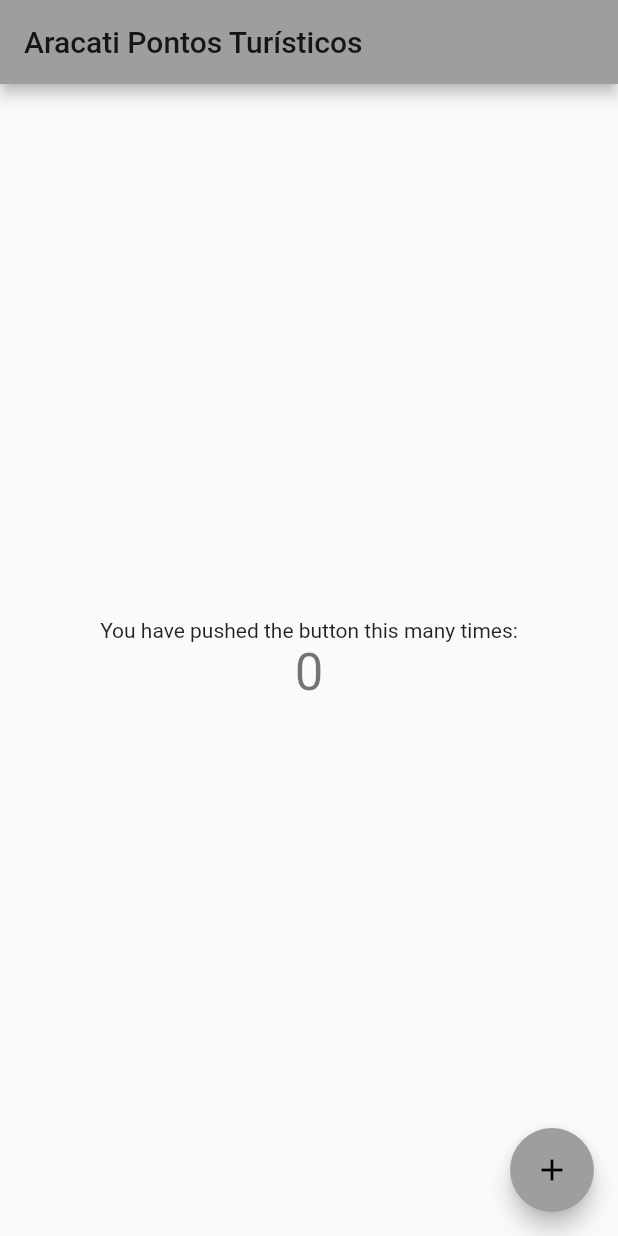
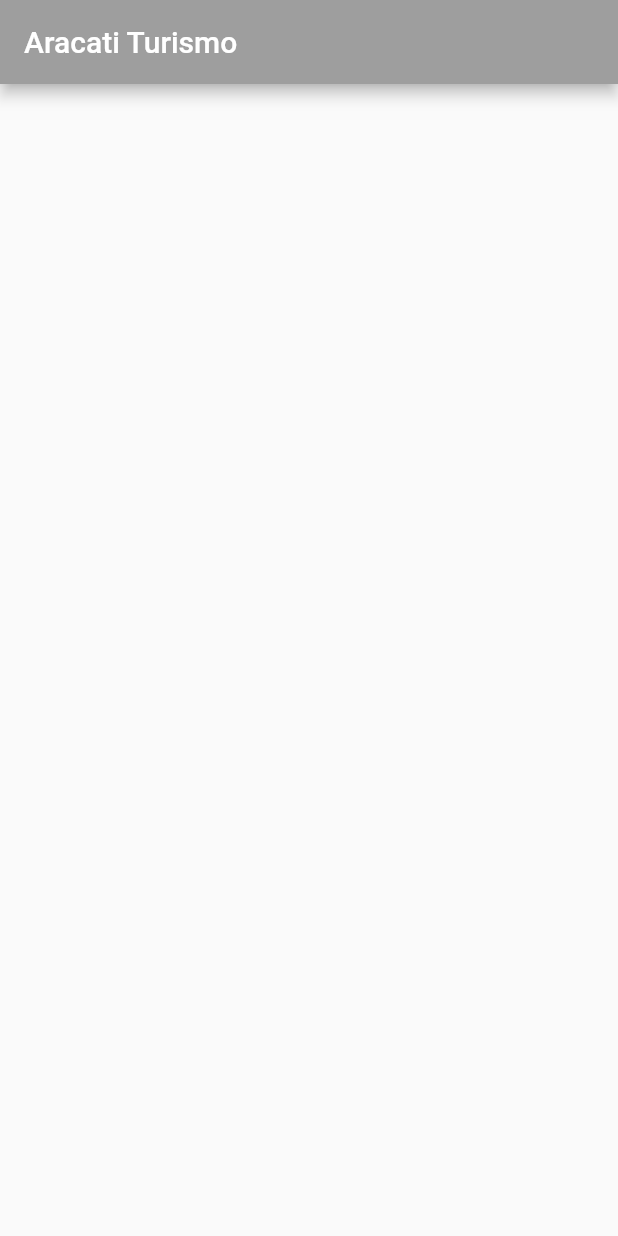
Before and after one commit to belshoff/AracatiTurismo, a Flutter app: the screen it shows after launch, on a phone screen of 412 x 824 dp. Run offline on Flutter 3.47's test engine with Material 2 defaults, Android fonts, the light colour scheme and no system bars; our stand-ins replace cloud_firestore; accounts and stored records are empty.

Commit message:
Lista de Cards.

```diff
--- /dev/null
+++ b/lib/HomePage.dart
@@ -0,0 +1,64 @@
+import 'package:flutter/material.dart';
+import 'package:cloud_firestore/cloud_firestore.dart';
+import 'dart:async';
+
+
+class Home extends StatefulWidget {
+  @override
+  _HomeState createState () => new _HomeState();
+}
+
+class _HomeState extends State<Home> {
+
+  StreamSubscription<QuerySnapshot> subscription;
+
+  List<DocumentSnapshot> snapshot;
+
+  CollectionReference collectionReference = Firestore.instance.collection("Post");
+
+  void initState() {
+    super.initState();
+
+    subscription = collectionReference.snapshots().listen((datasnapshot) {
+      setState(() {
+        snapshot = datasnapshot.documents;
+      });
+    });
+  }
+
+  @override
+  Widget build(BuildContext context) {
+    return new Scaffold(
+      appBar: new AppBar(
+        title: new Text("Aracati Turismo"),
+        backgroundColor: Colors.grey,
+      ),
+      body: new ListView.builder(
+        itemCount: snapshot.length,
+        itemBuilder: ((context, index) {
+          return new Card(
+            elevation: 10.0,
+            margin: EdgeInsets.all(10.0),
+            child: new Container(
+              child: new Row(
+                children: <Widget>[
+                  new CircleAvatar(
+                    child: new Text(snapshot[index].data["title"][0]),
+                  ),
+                  new Container(
+                    child: new Column(
+                      children: <Widget>[
+                        new Text(snapshot[index].data["title"]),
+                        new Text(snapshot[index].data["content"]),
+                      ],
+                    ),
+                  ),
+                ],
+              ),
+            ),
+          );
+        }),
+      ),
+    );
+  }
+}
--- a/lib/main.dart
+++ b/lib/main.dart
@@ -1,111 +1,6 @@
 import 'package:flutter/material.dart';
+import 'package:aracatiturismo/HomePage.dart';
 
-void main() => runApp(MyApp());
-
-class MyApp extends StatelessWidget {
-  // This widget is the root of your application.
-  @override
-  Widget build(BuildContext context) {
-    return MaterialApp(
-      title: 'Aracati Turismo',
-      theme: ThemeData(
-        // This is the theme of your application.
-        //
-        // Try running your application with "flutter run". You'll see the
-        // application has a blue toolbar. Then, without quitting the app, try
-        // changing the primarySwatch below to Colors.green and then invoke
-        // "hot reload" (press "r" in the console where you ran "flutter run",
-        // or simply save your changes to "hot reload" in a Flutter IDE).
-        // Notice that the counter didn't reset back to zero; the application
-        // is not restarted.
-        primarySwatch: Colors.grey,
-      ),
-      home: MyHomePage(title: 'Aracati Pontos Turísticos'),
-    );
-  }
-}
-
-class MyHomePage extends StatefulWidget {
-  MyHomePage({Key key, this.title}) : super(key: key);
-
-  // This widget is the home page of your application. It is stateful, meaning
-  // that it has a State object (defined below) that contains fields that affect
-  // how it looks.
-
-  // This class is the configuration for the state. It holds the values (in this
-  // case the title) provided by the parent (in this case the App widget) and
-  // used by the build method of the State. Fields in a Widget subclass are
-  // always marked "final".
-
-  final String title;
-
-  @override
-  _MyHomePageState createState() => _MyHomePageState();
-}
-
-class _MyHomePageState extends State<MyHomePage> {
-  int _counter = 0;
-
-  void _incrementCounter() {
-    setState(() {
-      // This call to setState tells the Flutter framework that something has
-      // changed in this State, which causes it to rerun the build method below
-      // so that the display can reflect the updated values. If we changed
-      // _counter without calling setState(), then the build method would not be
-      // called again, and so nothing would appear to happen.
-      _counter++;
-    });
-  }
-
-  @override
-  Widget build(BuildContext context) {
-    // This method is rerun every time setState is called, for instance as done
-    // by the _incrementCounter method above.
-    //
-    // The Flutter framework has been optimized to make rerunning build methods
-    // fast, so that you can just rebuild anything that needs updating rather
-    // than having to individually change instances of widgets.
-    return Scaffold(
-      appBar: AppBar(
-        // Here we take the value from the MyHomePage object that was created by
-        // the App.build method, and use it to set our appbar title.
-        title: Text(widget.title),
-      ),
-      body: Center(
-        // Center is a layout widget. It takes a single child and positions it
-        // in the middle of the parent.
-        child: Column(
-          // Column is also layout widget. It takes a list of children and
-          // arranges them vertically. By default, it sizes itself to fit its
-          // children horizontally, and tries to be as tall as its parent.
-          //
-          // Invoke "debug painting" (press "p" in the console, choose the
-          // "Toggle Debug Paint" action from the Flutter Inspector in Android
-          // Studio, or the "Toggle Debug Paint" command in Visual Studio Code)
-          // to see the wireframe for each widget.
-          //
-          // Column has various properties to control how it sizes itself and
-          // how it positions its children. Here we use mainAxisAlignment to
-          // center the children vertically; the main axis here is the vertical
-          // axis because Columns are vertical (the cross axis would be
-          // horizontal).
-          mainAxisAlignment: MainAxisAlignment.center,
-          children: <Widget>[
-            Text(
-              'You have pushed the button this many times:',
-            ),
-            Text(
-              '$_counter',
-              style: Theme.of(context).textTheme.display1,
-            ),
-          ],
-        ),
-      ),
-      floatingActionButton: FloatingActionButton(
-        onPressed: _incrementCounter,
-        tooltip: 'Increment',
-        child: Icon(Icons.add),
-      ), // This trailing comma makes auto-formatting nicer for build methods.
-    );
-  }
-}
+void main() => runApp(new MaterialApp(
+  home: new Home(),
+));
--- a/pubspec.yaml
+++ b/pubspec.yaml
@@ -23,6 +23,7 @@ dependencies:
   # The following adds the Cupertino Icons font to your application.
   # Use with the CupertinoIcons class for iOS style icons.
   cupertino_icons: ^0.1.2
+  cloud_firestore:
 
 dev_dependencies:
   flutter_test:
```
Also changed, not shown: pubspec.lock, 6 other files.
